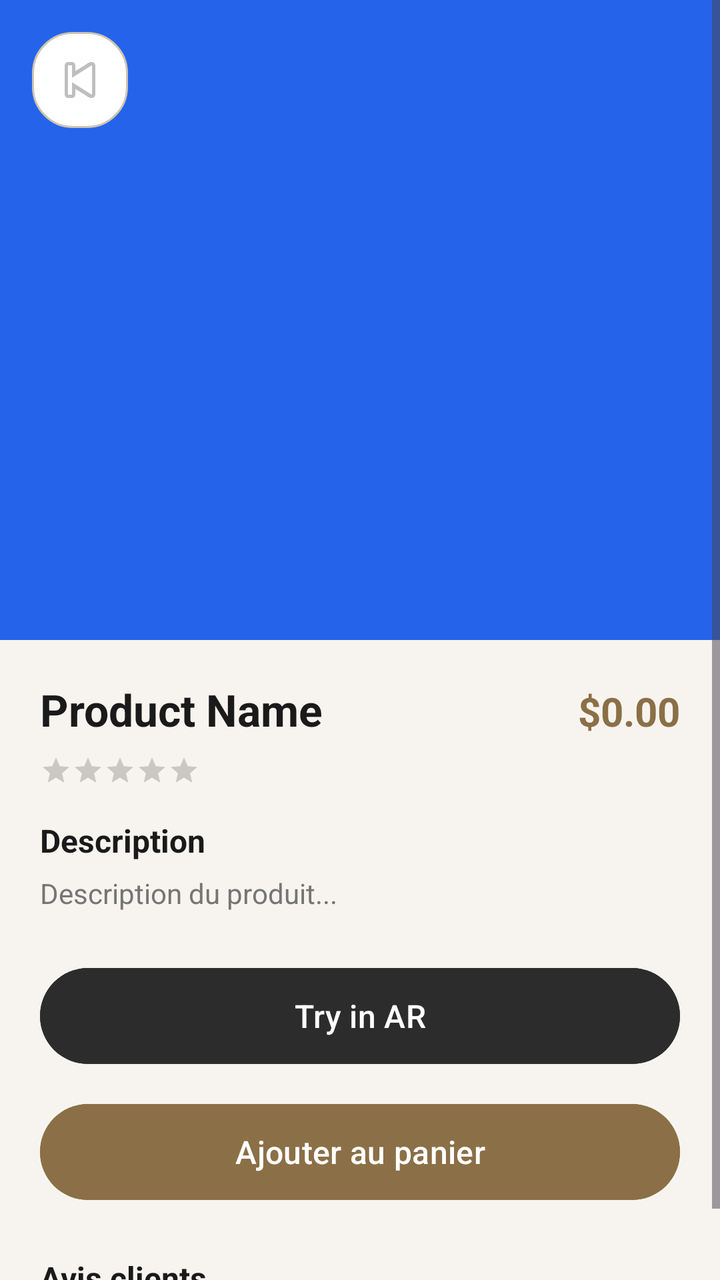
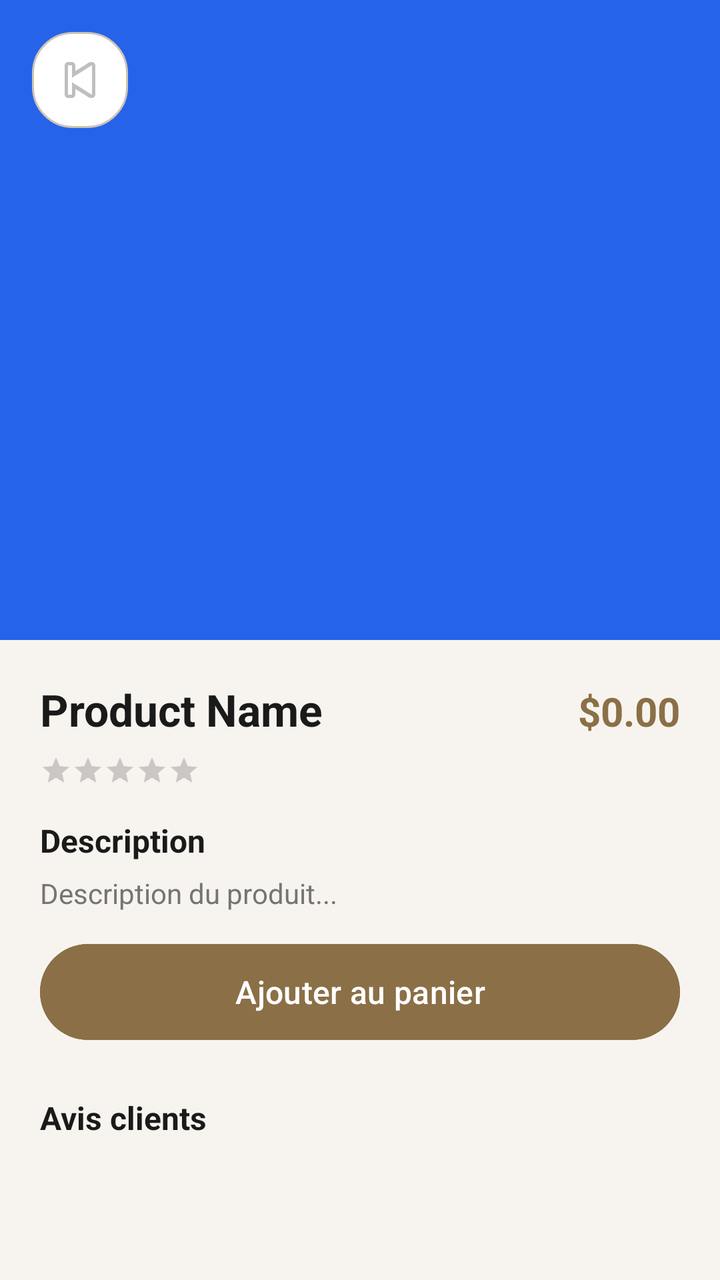

Compare the two renders of this Android layout. The source of the first and the diff that turns it into the second are given below.
<!-- AndroidManifest.xml: application theme Theme.VirtualStore -->
<!-- res/layout/fragment_detail_produit.xml -->
<?xml version="1.0" encoding="utf-8"?>
<ScrollView
    xmlns:android="http://schemas.android.com/apk/res/android"
    android:layout_width="match_parent"
    android:layout_height="match_parent"
    android:background="#F7F4EF">

    <LinearLayout
        android:layout_width="match_parent"
        android:layout_height="wrap_content"
        android:orientation="vertical">

        
        <FrameLayout
            android:layout_width="match_parent"
            android:layout_height="320dp">

            <ImageView
                android:id="@+id/imgDetailProduct"
                android:layout_width="match_parent"
                android:layout_height="match_parent"
                android:scaleType="centerCrop"
                android:src="@drawable/ic_launcher_background"/>

            
            <ImageButton
                android:id="@+id/btnBack"
                android:layout_width="48dp"
                android:layout_height="48dp"
                android:layout_margin="16dp"
                android:background="@drawable/chip_background"
                android:src="@android:drawable/ic_media_previous"
                android:padding="8dp"/>

        </FrameLayout>

        
        <LinearLayout
            android:layout_width="match_parent"
            android:layout_height="wrap_content"
            android:orientation="vertical"
            android:padding="20dp">

            
            <LinearLayout
                android:layout_width="match_parent"
                android:layout_height="wrap_content"
                android:orientation="horizontal">

                <TextView
                    android:id="@+id/tvDetailName"
                    android:layout_width="0dp"
                    android:layout_height="wrap_content"
                    android:layout_weight="1"
                    android:text="Product Name"
                    android:textSize="22sp"
                    android:textStyle="bold"
                    android:textColor="#1A1A1A"/>

                <TextView
                    android:id="@+id/tvDetailPrice"
                    android:layout_width="wrap_content"
                    android:layout_height="wrap_content"
                    android:text="$0.00"
                    android:textSize="20sp"
                    android:textStyle="bold"
                    android:textColor="#8B6F47"/>

            </LinearLayout>

            
            <RatingBar
                android:id="@+id/ratingBarDetail"
                android:layout_width="wrap_content"
                android:layout_height="wrap_content"
                android:numStars="5"
                android:stepSize="0.5"
                android:isIndicator="true"
                android:layout_marginTop="8dp"
                style="@style/Widget.AppCompat.RatingBar.Small"/>

            
            <TextView
                android:layout_width="match_parent"
                android:layout_height="wrap_content"
                android:text="Description"
                android:textSize="16sp"
                android:textStyle="bold"
                android:textColor="#1A1A1A"
                android:layout_marginTop="16dp"/>

            <TextView
                android:id="@+id/tvDetailDescription"
                android:layout_width="match_parent"
                android:layout_height="wrap_content"
                android:text="Description du produit..."
                android:textSize="14sp"
                android:textColor="#757575"
                android:layout_marginTop="6dp"
                android:lineSpacingExtra="4dp"/>

            
            <Button
                android:id="@+id/btnTryAR"
                android:layout_width="match_parent"
                android:layout_height="56dp"
                android:layout_marginTop="24dp"
                android:text="Try in AR"
                android:textSize="16sp"
                android:backgroundTint="#2C2C2C"
                android:textColor="#FFFFFF"/>

            
            <Button
                android:id="@+id/btnAddToCart"
                android:layout_width="match_parent"
                android:layout_height="56dp"
                android:layout_marginTop="12dp"
                android:text="Ajouter au panier"
                android:textSize="16sp"
                android:backgroundTint="#8B6F47"
                android:textColor="#FFFFFF"/>

            
            <TextView
                android:layout_width="match_parent"
                android:layout_height="wrap_content"
                android:text="Avis clients"
                android:textSize="16sp"
                android:textStyle="bold"
                android:textColor="#1A1A1A"
                android:layout_marginTop="24dp"/>


            <androidx.recyclerview.widget.RecyclerView
                android:id="@+id/recyclerViewAvis"
                android:layout_width="match_parent"
                android:layout_height="wrap_content"
                android:nestedScrollingEnabled="false"
                android:layout_marginTop="8dp"/>

        </LinearLayout>
    </LinearLayout>
</ScrollView>
<!-- resources referenced by this layout -->
<resources>
  <!-- drawable chip_background (drawable) -->
  <?xml version="1.0" encoding="utf-8"?>
  <shape xmlns:android="http://schemas.android.com/apk/res/android"
      android:shape="rectangle">
      <solid android:color="#FFFFFF"/>
      <corners android:radius="20dp"/>
      <stroke android:width="1dp" android:color="#D0C4B0"/>
  </shape>
  <!-- drawable ic_launcher_background (drawable) -->
  <?xml version="1.0" encoding="utf-8"?>
  <shape xmlns:android="http://schemas.android.com/apk/res/android">
      <solid android:color="#2563EB"/>
  </shape>
  <style name="Theme.VirtualStore" parent="Base.Theme.VirtualStore" />
  <style name="Base.Theme.VirtualStore" parent="Theme.Material3.DayNight.NoActionBar">
          
          
      </style>
</resources>

<!-- the commit's change to res/layout/fragment_detail_produit.xml (unified diff, before → after) -->
@@ -101,17 +101,6 @@
 
             
             <Button
-                android:id="@+id/btnTryAR"
-                android:layout_width="match_parent"
-                android:layout_height="56dp"
-                android:layout_marginTop="24dp"
-                android:text="Try in AR"
-                android:textSize="16sp"
-                android:backgroundTint="#2C2C2C"
-                android:textColor="#FFFFFF"/>
-
-            
-            <Button
                 android:id="@+id/btnAddToCart"
                 android:layout_width="match_parent"
                 android:layout_height="56dp"
